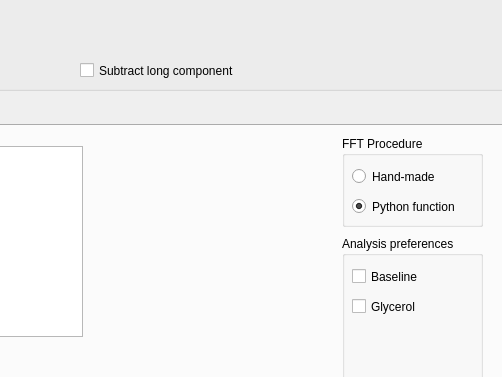
timesama/M2-Approach, file form.ui: the form before one commit; both pictures show x 460 to 962 and y 210 to 587 of the 1280 by 800 pixel window.
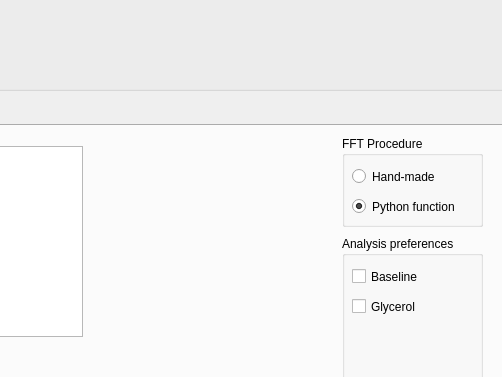
The form after the commit. Custom widgets are drawn as their Qt base class.

Commit message: Hide FFT status if not manual FFT

```diff
--- a/form.ui
+++ b/form.ui
@@ -1455,7 +1455,7 @@
         <string>Baseline</string>
        </property>
       </widget>
-      <widget class="QCheckBox" name="checkBox_3">
+      <widget class="QCheckBox" name="checkBox_2">
        <property name="geometry">
         <rect>
          <x>10</x>
@@ -1551,25 +1551,6 @@
     <property name="title">
      <string/>
     </property>
-    <widget class="QCheckBox" name="checkBox_2">
-     <property name="enabled">
-      <bool>true</bool>
-     </property>
-     <property name="geometry">
-      <rect>
-       <x>530</x>
-       <y>270</y>
-       <width>171</width>
-       <height>21</height>
-      </rect>
-     </property>
-     <property name="text">
-      <string>Subtract long component</string>
-     </property>
-     <property name="checked">
-      <bool>false</bool>
-     </property>
-    </widget>
     <widget class="QTextEdit" name="textEdit_2">
      <property name="geometry">
       <rect>
```
The commit also changes 1 other file.
